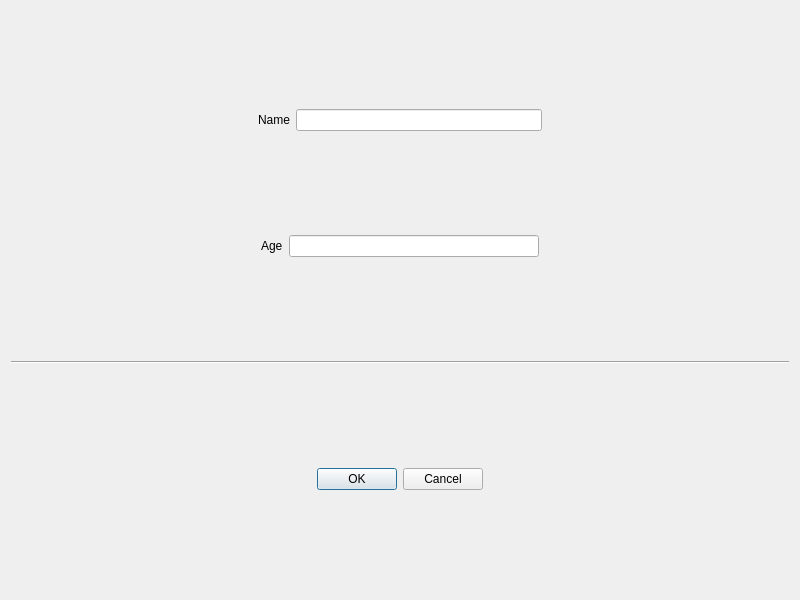
First picture: the form in Qt/dialog.ui, repository vophungquang/Qt, before the edit.
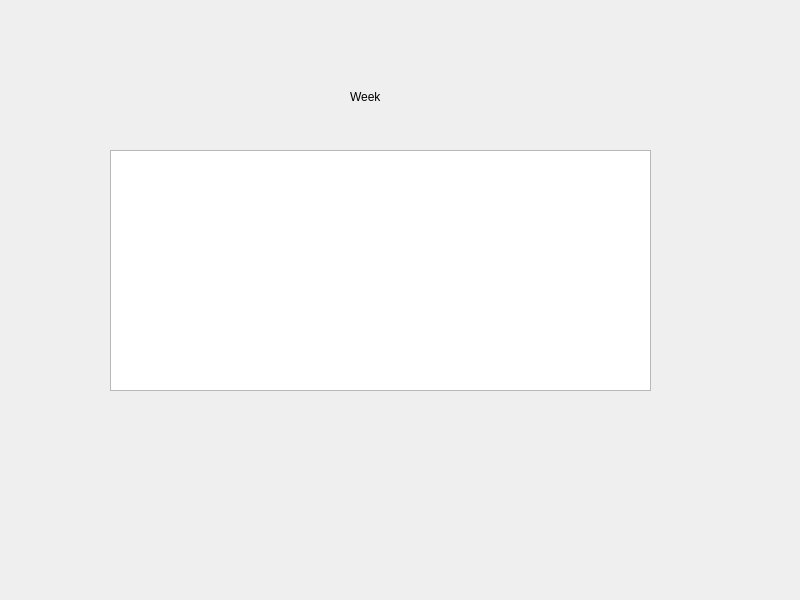
Second picture: the form after the edit.

The edit to the form file:
```diff
--- a/Qt/dialog.ui
+++ b/Qt/dialog.ui
@@ -13,139 +13,29 @@
   <property name="windowTitle">
    <string>Dialog</string>
   </property>
-  <layout class="QVBoxLayout" name="verticalLayout">
-   <item>
-    <layout class="QHBoxLayout" name="horizontalLayout">
-     <item>
-      <spacer name="horizontalSpacer">
-       <property name="orientation">
-        <enum>Qt::Horizontal</enum>
-       </property>
-       <property name="sizeHint" stdset="0">
-        <size>
-         <width>40</width>
-         <height>20</height>
-        </size>
-       </property>
-      </spacer>
-     </item>
-     <item>
-      <widget class="QLabel" name="label">
-       <property name="text">
-        <string>Name</string>
-       </property>
-      </widget>
-     </item>
-     <item>
-      <widget class="QLineEdit" name="lineEdit"/>
-     </item>
-     <item>
-      <spacer name="horizontalSpacer_2">
-       <property name="orientation">
-        <enum>Qt::Horizontal</enum>
-       </property>
-       <property name="sizeHint" stdset="0">
-        <size>
-         <width>40</width>
-         <height>20</height>
-        </size>
-       </property>
-      </spacer>
-     </item>
-    </layout>
-   </item>
-   <item>
-    <layout class="QHBoxLayout" name="horizontalLayout_2">
-     <item>
-      <spacer name="horizontalSpacer_3">
-       <property name="orientation">
-        <enum>Qt::Horizontal</enum>
-       </property>
-       <property name="sizeHint" stdset="0">
-        <size>
-         <width>40</width>
-         <height>20</height>
-        </size>
-       </property>
-      </spacer>
-     </item>
-     <item>
-      <widget class="QLabel" name="label_2">
-       <property name="text">
-        <string>Age</string>
-       </property>
-      </widget>
-     </item>
-     <item>
-      <widget class="QLineEdit" name="lineEdit_2"/>
-     </item>
-     <item>
-      <spacer name="horizontalSpacer_4">
-       <property name="orientation">
-        <enum>Qt::Horizontal</enum>
-       </property>
-       <property name="sizeHint" stdset="0">
-        <size>
-         <width>40</width>
-         <height>20</height>
-        </size>
-       </property>
-      </spacer>
-     </item>
-    </layout>
-   </item>
-   <item>
-    <widget class="Line" name="line">
-     <property name="orientation">
-      <enum>Qt::Horizontal</enum>
-     </property>
-    </widget>
-   </item>
-   <item>
-    <layout class="QHBoxLayout" name="horizontalLayout_3">
-     <item>
-      <spacer name="horizontalSpacer_5">
-       <property name="orientation">
-        <enum>Qt::Horizontal</enum>
-       </property>
-       <property name="sizeHint" stdset="0">
-        <size>
-         <width>40</width>
-         <height>20</height>
-        </size>
-       </property>
-      </spacer>
-     </item>
-     <item>
-      <widget class="QPushButton" name="pushButton">
-       <property name="text">
-        <string>OK</string>
-       </property>
-      </widget>
-     </item>
-     <item>
-      <widget class="QPushButton" name="pushButton_2">
-       <property name="text">
-        <string>Cancel</string>
-       </property>
-      </widget>
-     </item>
-     <item>
-      <spacer name="horizontalSpacer_6">
-       <property name="orientation">
-        <enum>Qt::Horizontal</enum>
-       </property>
-       <property name="sizeHint" stdset="0">
-        <size>
-         <width>40</width>
-         <height>20</height>
-        </size>
-       </property>
-      </spacer>
-     </item>
-    </layout>
-   </item>
-  </layout>
+  <widget class="QLabel" name="label">
+   <property name="geometry">
+    <rect>
+     <x>350</x>
+     <y>90</y>
+     <width>47</width>
+     <height>13</height>
+    </rect>
+   </property>
+   <property name="text">
+    <string>Week</string>
+   </property>
+  </widget>
+  <widget class="QListWidget" name="listWidget">
+   <property name="geometry">
+    <rect>
+     <x>110</x>
+     <y>150</y>
+     <width>541</width>
+     <height>241</height>
+    </rect>
+   </property>
+  </widget>
  </widget>
  <resources/>
  <connections/>
```
